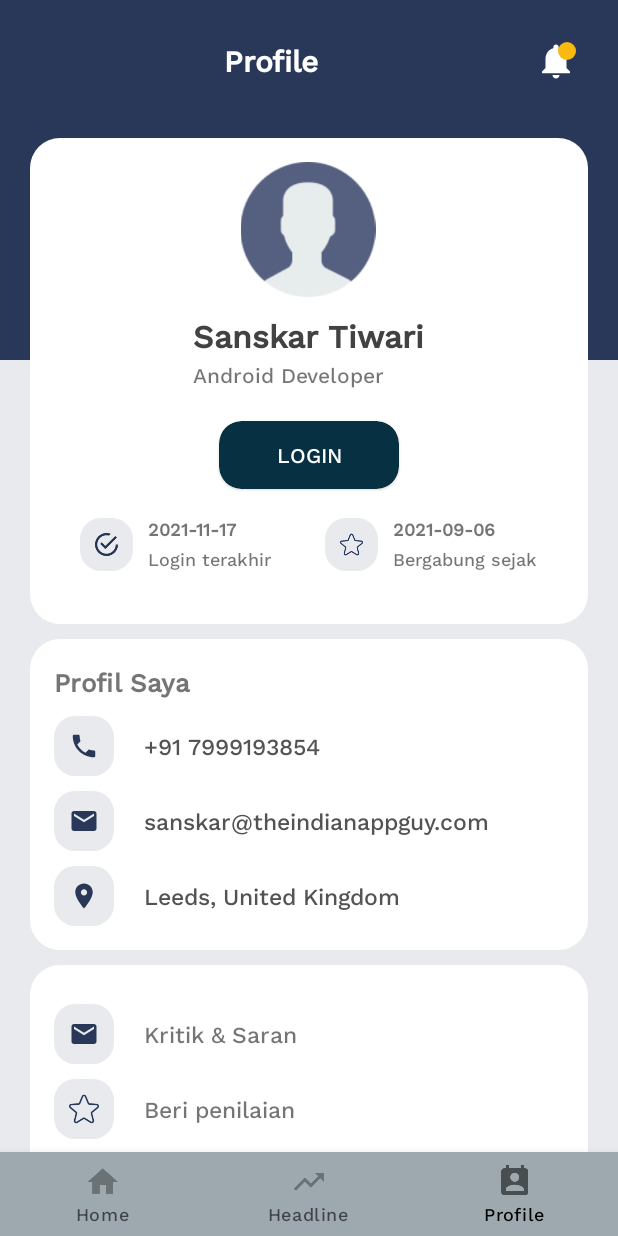
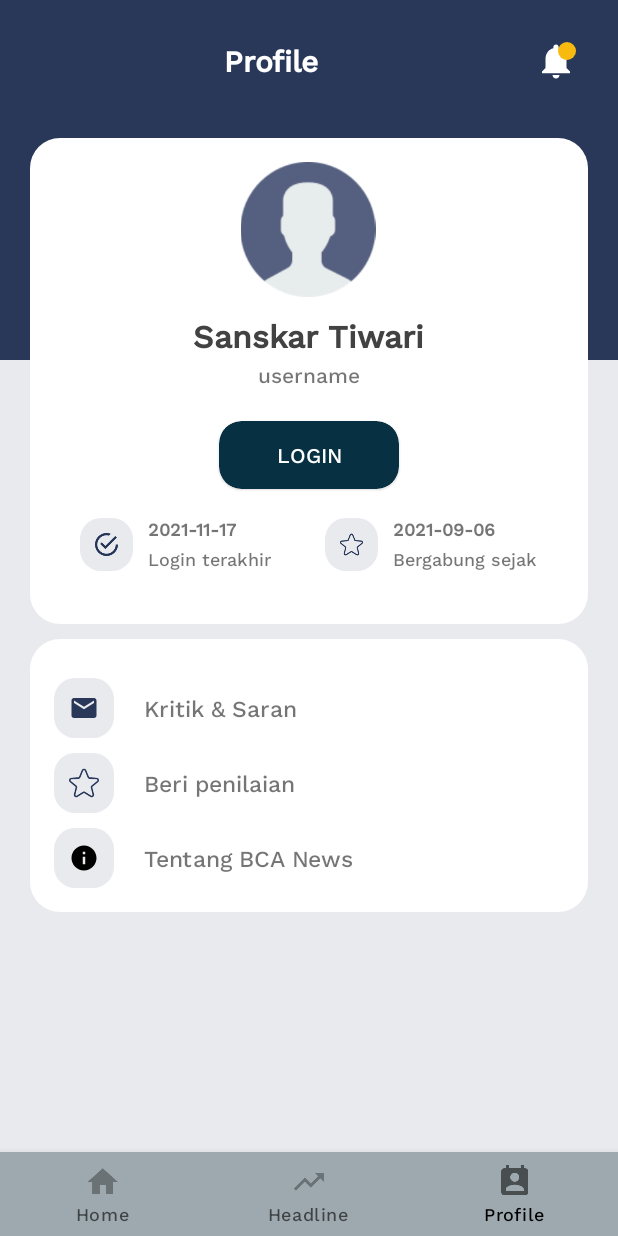
Before and after one commit to casper4738/NewsApp, an Android app: the UserProfileFragment screen opened through its navigation route, on a phone screen of 412 x 824 dp. Run offline under Robolectric (Android 15) with nearby library versions, the phone set to English and light mode, and no system bars; our stand-ins replace Dagger/Hilt's generated code, Room's generated code, Timber, navigation-ui, paging; 2 statements that could not run were skipped.

Commit message:
fxing cek session login

```diff
--- a/app/src/main/java/com/fandy/news/NewsApp.kt
+++ b/app/src/main/java/com/fandy/news/NewsApp.kt
@@ -57,4 +57,9 @@ class NewsApp() : Application() {
         startUserSession()
     }
 
+    fun removeSession() {
+        cancelTimer()
+        myPreference.clearAll()
+    }
+
 }
--- a/app/src/main/java/com/fandy/news/ui/MainActivity.kt
+++ b/app/src/main/java/com/fandy/news/ui/MainActivity.kt
@@ -28,14 +28,11 @@ class MainActivity : AppCompatActivity(), SessionListener{
         val binding = ActivityMainBinding.inflate(layoutInflater)
         setContentView(binding.root)
 
-
         val host: NavHostFragment = supportFragmentManager
             .findFragmentById(R.id.nav_host_fragment_container) as NavHostFragment? ?: return
         navController = host.navController
 
 
-        //Initialize the bottom navigation view
-        //create bottom navigation view object
         binding.bottomNavigation.setupWithNavController(navController)
 
         (application as NewsApp).registerSessionListener(this)
@@ -45,7 +42,6 @@ class MainActivity : AppCompatActivity(), SessionListener{
         super.onUserInteraction()
         (application as NewsApp).onUserInteraction()
     }
-
 
     override fun onSessionLogout() {
         runOnUiThread(Runnable {
@@ -59,6 +55,7 @@ class MainActivity : AppCompatActivity(), SessionListener{
                 }
                 .show()
 
+            (application as NewsApp).removeSession()
             navController.navigate(R.id.homeFragment)
 
         })
--- a/app/src/main/java/com/fandy/news/ui/headline/HeadlineFragment.kt
+++ b/app/src/main/java/com/fandy/news/ui/headline/HeadlineFragment.kt
@@ -34,11 +34,13 @@ class HeadlineFragment : Fragment() {
         _binding = HeadlineFragmentBinding.inflate(inflater, container, false)
 
         initAdapter()
-        getTopHeadlines()
 
         return binding.root
     }
 
+    override fun onViewCreated(view: View, savedInstanceState: Bundle?) {
+        getTopHeadlines()
+    }
 
     private fun initAdapter() {
         adapter = HeadlineArticleAdapter()
--- a/app/src/main/java/com/fandy/news/ui/home/HomeFragment.kt
+++ b/app/src/main/java/com/fandy/news/ui/home/HomeFragment.kt
@@ -35,9 +35,11 @@ class HomeFragment : Fragment() {
 
         initAdapter()
 
+        return binding.root
+    }
+
+    override fun onViewCreated(view: View, savedInstanceState: Bundle?) {
         getAllNews()
-
-        return binding.root
     }
 
 
--- a/app/src/main/java/com/fandy/news/ui/login/LoginFragment.kt
+++ b/app/src/main/java/com/fandy/news/ui/login/LoginFragment.kt
@@ -41,7 +41,7 @@ class LoginFragment : Fragment() {
             response?.let {
                 Toast.makeText(activity, "success", Toast.LENGTH_SHORT).show()
                 view?.findNavController()?.navigate(R.id.userProfileFragment)
-//                (activity as MainActivity).onUserInteraction()
+                (activity as MainActivity).onUserInteraction()
             }
         }
 
--- a/app/src/main/java/com/fandy/news/ui/profil/UserProfileFragment.kt
+++ b/app/src/main/java/com/fandy/news/ui/profil/UserProfileFragment.kt
@@ -1,5 +1,6 @@
 package com.fandy.news.ui.profil
 
+import android.opengl.Visibility
 import android.os.Bundle
 import android.view.LayoutInflater
 import android.view.View
@@ -10,6 +11,9 @@ import androidx.hilt.navigation.fragment.hiltNavGraphViewModels
 import androidx.navigation.findNavController
 import com.fandy.news.R
 import com.fandy.news.databinding.UserProfileFragmentBinding
+import com.fandy.news.ui.MainActivity
+import com.fandy.news.util.formatDate
+import com.fandy.news.util.formatDateRemoveTime
 import dagger.hilt.android.AndroidEntryPoint
 
 @AndroidEntryPoint
@@ -30,13 +34,49 @@ class UserProfileFragment : Fragment() {
     }
 
     private fun setActionListener() {
-        binding.btnLogin.setOnClickListener { view ->
-            if(viewModel.isLogin()) {
-                Toast.makeText(activity, "Already Login", Toast.LENGTH_SHORT).show()
-            } else {
+        Toast.makeText(activity, "Status ${viewModel.isLogin()}", Toast.LENGTH_SHORT).show()
+
+        if (viewModel.isLogin()) {
+            Toast.makeText(activity, resources.getString(R.string.login_issuccess), Toast.LENGTH_SHORT).show()
+            enableViewLogin()
+            binding.btnLogout.setOnClickListener { view ->
+                view.findNavController().navigate(R.id.loginFragment)
+                (activity as MainActivity).onUserInteraction()
+            }
+
+            val loginUser = viewModel.getLoginUser()
+            binding.profileLastLogin.text = loginUser.lastLogin.formatDate()
+            binding.tvProfileSinceMember.text = loginUser.dateCreated.formatDate()
+            binding.tvEmail.text = loginUser.email
+            binding.tvFullname.text = loginUser.fullName
+            binding.tvUsername.text = loginUser.username
+            binding.tvLastActivity.text = "Aktivitas Terakhir : ${loginUser.lastActivity}"
+        } else {
+            binding.tvLastActivity.text = "Aktivitas Terakhir : -"
+
+            enableViewNotLogin()
+            binding.btnLogin.setOnClickListener { view ->
                 view.findNavController().navigate(R.id.loginFragment)
             }
         }
     }
 
+    private fun enableViewLogin() {
+        binding.btnLogin.visibility = View.GONE
+        binding.layoutNotLogin.visibility = View.GONE
+
+        binding.layoutLogin.visibility = View.VISIBLE
+        binding.btnLogout.visibility = View.VISIBLE
+        binding.layoutProfilSaya.visibility = View.VISIBLE
+    }
+
+    private fun enableViewNotLogin() {
+        binding.btnLogin.visibility = View.VISIBLE
+        binding.layoutNotLogin.visibility = View.VISIBLE
+
+        binding.layoutLogin.visibility = View.GONE
+        binding.btnLogout.visibility = View.GONE
+        binding.layoutProfilSaya.visibility = View.GONE
+    }
+
 }
--- a/app/src/main/res/layout/user_profile_fragment.xml
+++ b/app/src/main/res/layout/user_profile_fragment.xml
@@ -91,6 +91,8 @@
                 android:padding="16dp">
 
                 <androidx.cardview.widget.CardView
+                    android:visibility="gone"
+                    android:id="@+id/layoutNotLogin"
                     android:layout_width="150dp"
                     android:layout_height="90dp"
                     app:cardCornerRadius="6dp"
@@ -105,12 +107,29 @@
 
                 </androidx.cardview.widget.CardView>
 
+                <androidx.cardview.widget.CardView
+                    android:id="@+id/layoutLogin"
+                    android:layout_width="150dp"
+                    android:layout_height="90dp"
+                    app:cardCornerRadius="6dp"
+                    app:cardElevation="0dp">
+
+                    <ImageView
+                        android:layout_width="wrap_content"
+                        android:layout_height="wrap_content"
+                        android:scaleType="fitCenter"
+                        android:layout_gravity="center"
+                        android:src="@drawable/pp" />
+
+                </androidx.cardview.widget.CardView>
+
                 <LinearLayout
                     android:layout_width="wrap_content"
                     android:layout_height="wrap_content"
                     android:orientation="vertical">
 
                     <TextView
+                        android:id="@+id/tvFullname"
                         android:layout_width="wrap_content"
                         android:layout_height="wrap_content"
                         android:layout_marginTop="10dp"
@@ -121,10 +140,12 @@
                         android:textStyle="bold" />
 
                     <TextView
-                        android:layout_width="wrap_content"
+                        android:id="@+id/tvUsername"
+                        android:layout_width="match_parent"
                         android:layout_height="wrap_content"
+                        android:gravity="center"
                         android:fontFamily="@font/proximanovaregular"
-                        android:text="Android Developer"
+                        android:text="username"
                         android:textSize="14sp" />
 
                 </LinearLayout>
@@ -142,6 +163,23 @@
                         android:gravity="center"
                         android:padding="12dp"
                         android:text="Login"
+                        android:textAllCaps="true"
+                        android:textColor="@android:color/white" />
+                </com.google.android.material.card.MaterialCardView>
+
+                <com.google.android.material.card.MaterialCardView
+                    android:id="@+id/btnLogout"
+                    android:layout_width="120dp"
+                    android:layout_height="wrap_content"
+                    android:layout_marginTop="20dp"
+                    app:cardBackgroundColor="#B50303"
+                    app:cardCornerRadius="15dp">
+                    <TextView
+                        android:layout_width="match_parent"
+                        android:layout_height="match_parent"
+                        android:gravity="center"
+                        android:padding="12dp"
+                        android:text="Logout"
                         android:textAllCaps="true"
                         android:textColor="@android:color/white" />
                 </com.google.android.material.card.MaterialCardView>
@@ -238,6 +276,7 @@
 
                 <!--Contact Details-->
                 <LinearLayout
+                    android:id="@+id/layoutProfilSaya"
                     android:layout_width="match_parent"
                     android:layout_height="wrap_content"
                     android:layout_marginTop="10dp"
@@ -303,6 +342,7 @@
                                 android:src="@drawable/ic_email_24dp" />
 
                             <TextView
+                                android:id="@+id/tvEmail"
                                 android:layout_width="wrap_content"
                                 android:layout_height="wrap_content"
                                 android:layout_marginLeft="20dp"
@@ -327,6 +367,7 @@
                                 android:src="@drawable/ic_location_24dp" />
 
                             <TextView
+                                android:id="@+id/tvLastActivity"
                                 android:layout_width="wrap_content"
                                 android:layout_height="wrap_content"
                                 android:layout_marginLeft="20dp"
--- a/app/src/main/res/values/strings.xml
+++ b/app/src/main/res/values/strings.xml
@@ -80,6 +80,7 @@
     <string name="setting_kritik_saran"><![CDATA[Kritik & Saran]]></string>
 
     <string name="dialog_ok">OK</string>
+    <string name="login_issuccess">Kamu sudah Login</string>
     <string name="login_wrong_input">Email atau Password yang Anda masukkan salah</string>
     <string name="session_timeout_title">BCANews - Session Terputus</string>
     <string name="session_timeout">Silahkan Login kembali untuk menikmati Fitur Premium.\n
```
Also changed, not shown: app/src/main/java/com/fandy/news/repository/MyPreference.kt (+6 -1 lines), app/src/main/java/com/fandy/news/ui/login/LoginViewModel.kt (+7 -1 lines), app/src/main/java/com/fandy/news/ui/profil/UserProfileViewModel.kt (+15 -0 lines).
